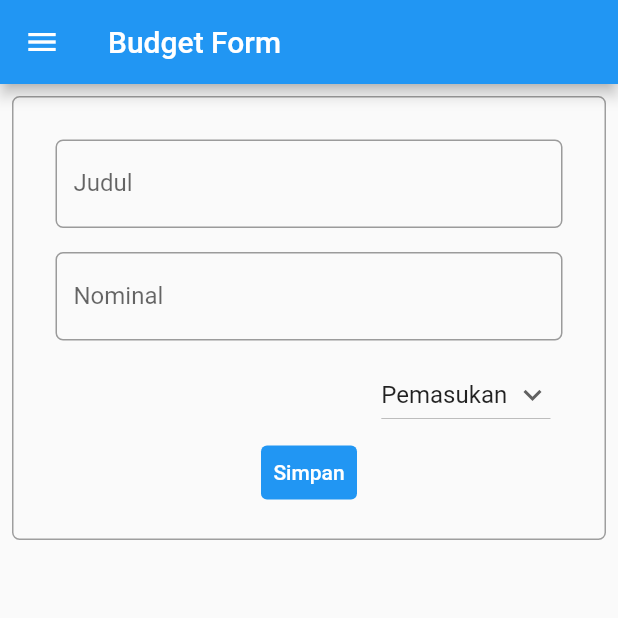
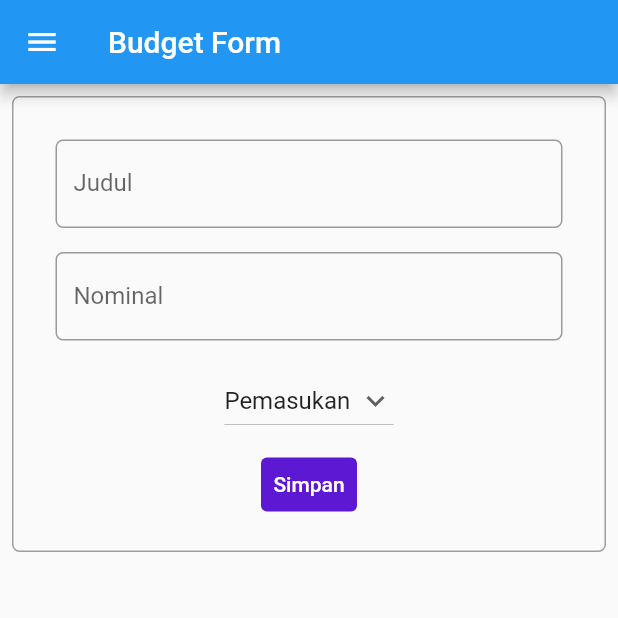
Before and after one commit to catherineeangel/pbp-flutter-lab, a Flutter app: the screen it shows after launch, in the side drawer, after a tap on "Tambah Budget", on a phone screen of 412 x 824 dp, the top half of it. Run offline on Flutter 3.47's test engine with Material 2 defaults, Android fonts, the phone set to English and light mode, and no system bars.

Commit message:
edit lagi

```diff
--- a/lib/budgetForm.dart
+++ b/lib/budgetForm.dart
@@ -154,8 +154,10 @@ class _MyFormPageState extends State<MyFormPage> {
                     },
                   ),
                 ),
-                ListTile(
-                  trailing: DropdownButton(
+                Padding(
+                  // Menggunakan padding sebesar 8 pixels
+                  padding: const EdgeInsets.all(8.0),
+                  child: DropdownButton(
                     value: listJenis.first,
                     icon: const Icon(Icons.keyboard_arrow_down),
                     hint: const Text(
@@ -180,7 +182,8 @@ class _MyFormPageState extends State<MyFormPage> {
                     style: TextStyle(color: Colors.white),
                   ),
                   style: ButtonStyle(
-                    backgroundColor: MaterialStateProperty.all(Colors.blue),
+                    backgroundColor: MaterialStateProperty.all(
+                        Color.fromARGB(255, 93, 24, 212)),
                   ),
                   onPressed: () {
                     if (_formKey.currentState!.validate()) {
```
